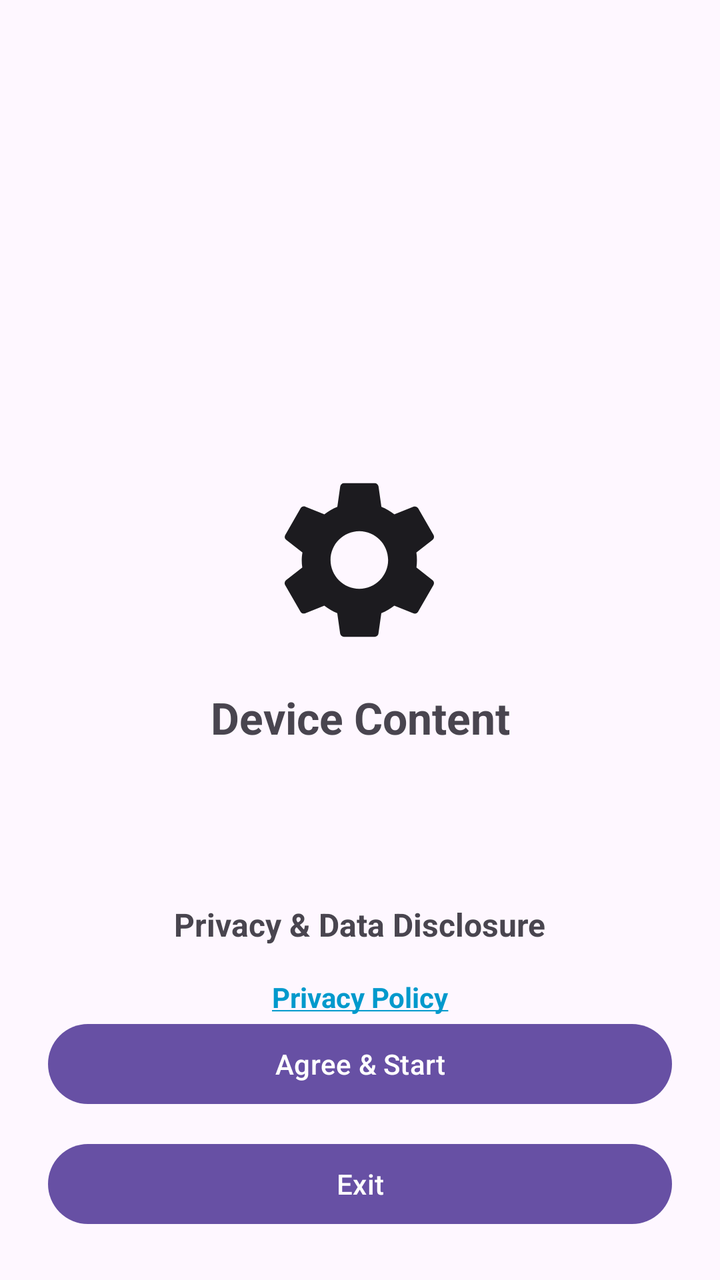
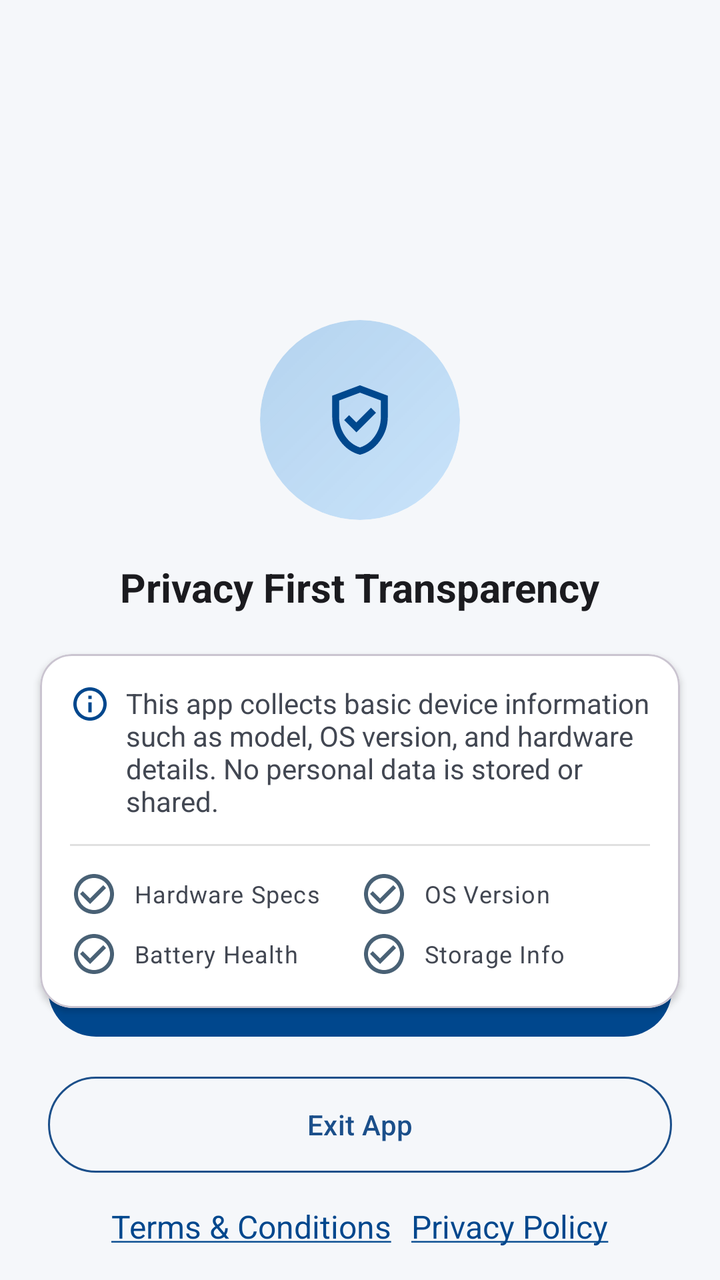

The first picture is an Android layout as it rendered before a commit; the second is the same layout after the commit. The layout source and the unified diff follow.
<!-- AndroidManifest.xml: application theme Theme.DeviceInfo -->
<!-- res/layout/fragment_intro.xml -->
<?xml version="1.0" encoding="utf-8"?>
<androidx.constraintlayout.widget.ConstraintLayout
    xmlns:android="http://schemas.android.com/apk/res/android"
    xmlns:app="http://schemas.android.com/apk/res-auto"
    android:layout_width="match_parent"
    android:layout_height="match_parent"
    android:padding="24dp">


    <ImageView
        android:id="@+id/imgIcon"
        android:layout_width="96dp"
        android:layout_height="96dp"
        android:layout_marginTop="208dp"
        android:contentDescription="App Icon"
        android:src="@drawable/ic_settings"
        app:layout_constraintEnd_toEndOf="parent"
        app:layout_constraintHorizontal_bias="0.498"
        app:layout_constraintStart_toStartOf="parent"
        app:layout_constraintTop_toTopOf="parent" />

    <com.google.android.material.textview.MaterialTextView
        android:id="@+id/txtAppName"
        android:layout_width="wrap_content"
        android:layout_height="wrap_content"
        android:layout_marginTop="16dp"
        android:text="Device Content"
        android:textSize="22sp"
        android:textStyle="bold"
        app:layout_constraintTop_toBottomOf="@id/imgIcon"
        app:layout_constraintStart_toStartOf="parent"
        app:layout_constraintEnd_toEndOf="parent" />

    
    <com.google.android.material.textview.MaterialTextView
        android:id="@+id/txtPrivacyHeader"
        android:layout_width="wrap_content"
        android:layout_height="wrap_content"
        android:text="Privacy &amp; Data Disclosure"
        android:textSize="16sp"
        android:textStyle="bold"
        android:layout_marginTop="78dp"
        app:layout_constraintTop_toBottomOf="@id/txtAppName"
        app:layout_constraintStart_toStartOf="parent"
        app:layout_constraintEnd_toEndOf="parent" />

    
    <com.google.android.material.textview.MaterialTextView
        android:id="@+id/txtPrivacyPolicy"
        android:layout_width="wrap_content"
        android:layout_height="wrap_content"
        android:text="@string/privacy_underlined"
        android:textColor="@android:color/holo_blue_dark"
        android:textSize="14sp"
        android:textStyle="bold"
        android:clickable="true"
        android:focusable="true"
        android:layout_marginTop="16dp"
        app:layout_constraintTop_toBottomOf="@id/txtPrivacyHeader"
        app:layout_constraintStart_toStartOf="parent"
        app:layout_constraintEnd_toEndOf="parent" />

    
    <com.google.android.material.textview.MaterialTextView
        android:id="@+id/txtTerms"
        android:layout_width="wrap_content"
        android:layout_height="wrap_content"
        android:text="@string/terms_underlined"
        android:textColor="@android:color/holo_blue_dark"
        android:textSize="14sp"
        android:textStyle="bold"
        android:clickable="true"
        android:focusable="true"
        android:layout_marginTop="8dp"
        app:layout_constraintTop_toBottomOf="@id/txtPrivacyPolicy"
        app:layout_constraintStart_toStartOf="parent"
        app:layout_constraintEnd_toEndOf="parent" />

    
    <com.google.android.material.button.MaterialButton
        android:id="@+id/btnAgree"
        android:layout_width="0dp"
        android:layout_height="wrap_content"
        android:text="Agree &amp; Start"
        app:layout_constraintStart_toStartOf="parent"
        app:layout_constraintEnd_toEndOf="parent"
        app:layout_constraintBottom_toTopOf="@id/btnExit"
        android:layout_marginBottom="12dp" />

    
    <com.google.android.material.button.MaterialButton
        android:id="@+id/btnExit"
        android:layout_width="0dp"
        android:layout_height="wrap_content"
        android:text="Exit"
        app:layout_constraintStart_toStartOf="parent"
        app:layout_constraintEnd_toEndOf="parent"
        app:layout_constraintBottom_toBottomOf="parent" />

</androidx.constraintlayout.widget.ConstraintLayout>
<!-- resources referenced by this layout -->
<resources>
  <!-- drawable ic_settings (drawable) -->
  <vector xmlns:android="http://schemas.android.com/apk/res/android"
      android:width="24dp"
      android:height="24dp"
      android:tint="@color/colorOnSurface"
      android:viewportWidth="24"
      android:viewportHeight="24">
  
      <path
          android:fillColor="@android:color/white"
          android:pathData="M19.14,12.94c0.04,-0.3 0.06,-0.61 0.06,-0.94c0,-0.32 -0.02,-0.64 -0.07,-0.94l2.03,-1.58c0.18,-0.14 0.23,-0.41 0.12,-0.61l-1.92,-3.32c-0.12,-0.22 -0.37,-0.29 -0.59,-0.22l-2.39,0.96c-0.5,-0.38 -1.03,-0.7 -1.62,-0.94L14.4,2.81c-0.04,-0.24 -0.24,-0.41 -0.48,-0.41h-3.84c-0.24,0 -0.43,0.17 -0.47,0.41L9.25,5.35C8.66,5.59 8.12,5.92 7.63,6.29L5.24,5.33c-0.22,-0.08 -0.47,0 -0.59,0.22L2.74,8.87C2.62,9.08 2.66,9.34 2.86,9.48l2.03,1.58C4.84,11.36 4.8,11.69 4.8,12s0.02,0.64 0.07,0.94l-2.03,1.58c-0.18,0.14 -0.23,0.41 -0.12,0.61l1.92,3.32c0.12,0.22 0.37,0.29 0.59,0.22l2.39,-0.96c0.5,0.38 1.03,0.7 1.62,0.94l0.36,2.54c0.05,0.24 0.24,0.41 0.48,0.41h3.84c0.24,0 0.44,-0.17 0.47,-0.41l0.36,-2.54c0.59,-0.24 1.13,-0.56 1.62,-0.94l2.39,0.96c0.22,0.08 0.47,0 0.59,-0.22l1.92,-3.32c0.12,-0.22 0.07,-0.47 -0.12,-0.61L19.14,12.94zM12,15.6c-1.98,0 -3.6,-1.62 -3.6,-3.6s1.62,-3.6 3.6,-3.6s3.6,1.62 3.6,3.6S13.98,15.6 12,15.6z" />
  
  </vector>
  <string name="privacy_underlined"><u>Privacy Policy</u></string>
  <string name="terms_underlined"><u>Terms &amp; Services</u></string>
  <color name="colorOnSurface">#1C1B1F</color>
  <color name="colorPrimary">#6750A4</color>
  <color name="colorPrimaryVariant">#21005D</color>
  <color name="colorSecondary">#625B71</color>
  <color name="colorSecondaryVariant">#7D5260</color>
  <color name="colorSurface">#FEF7FF</color>
  <color name="colorSurfaceVariant">#E7E0EC</color>
  <color name="colorOnSurfaceVariant">#49454F</color>
  <!-- unchanged entries left out for length: 1 -->
</resources>

<!-- the commit's change to res/layout/fragment_intro.xml (unified diff, before → after) -->
@@ -1,100 +1,235 @@
 <?xml version="1.0" encoding="utf-8"?>
-<androidx.constraintlayout.widget.ConstraintLayout
-    xmlns:android="http://schemas.android.com/apk/res/android"
+<androidx.constraintlayout.widget.ConstraintLayout xmlns:android="http://schemas.android.com/apk/res/android"
     xmlns:app="http://schemas.android.com/apk/res-auto"
     android:layout_width="match_parent"
     android:layout_height="match_parent"
-    android:padding="24dp">
+    android:background="#F5F7FA">
 
 
     <ImageView
-        android:id="@+id/imgIcon"
-        android:layout_width="96dp"
-        android:layout_height="96dp"
-        android:layout_marginTop="208dp"
-        android:contentDescription="App Icon"
-        android:src="@drawable/ic_settings"
-        app:layout_constraintEnd_toEndOf="parent"
-        app:layout_constraintHorizontal_bias="0.498"
+        android:id="@+id/iconContainer"
+        android:layout_width="100dp"
+        android:layout_height="100dp"
+        android:layout_gravity="center"
+        android:layout_marginTop="160dp"
+        android:src="@drawable/ic_shield_check"
+        app:layout_constraintEnd_toEndOf="parent"
         app:layout_constraintStart_toStartOf="parent"
         app:layout_constraintTop_toTopOf="parent" />
 
-    <com.google.android.material.textview.MaterialTextView
-        android:id="@+id/txtAppName"
+    
+    <TextView
+        android:id="@+id/titleText"
         android:layout_width="wrap_content"
         android:layout_height="wrap_content"
-        android:layout_marginTop="16dp"
-        android:text="Device Content"
-        android:textSize="22sp"
+        android:layout_marginTop="20dp"
+        android:text="Privacy First Transparency"
+        android:textColor="#1B1B1F"
+        android:textSize="20sp"
         android:textStyle="bold"
-        app:layout_constraintTop_toBottomOf="@id/imgIcon"
-        app:layout_constraintStart_toStartOf="parent"
-        app:layout_constraintEnd_toEndOf="parent" />
-
-    
-    <com.google.android.material.textview.MaterialTextView
-        android:id="@+id/txtPrivacyHeader"
-        android:layout_width="wrap_content"
+        app:layout_constraintEnd_toEndOf="parent"
+        app:layout_constraintStart_toStartOf="parent"
+        app:layout_constraintTop_toBottomOf="@id/iconContainer" />
+
+    
+    <com.google.android.material.card.MaterialCardView
+        android:id="@+id/infoCard"
+        android:layout_width="0dp"
         android:layout_height="wrap_content"
-        android:text="Privacy &amp; Data Disclosure"
-        android:textSize="16sp"
-        android:textStyle="bold"
-        android:layout_marginTop="78dp"
-        app:layout_constraintTop_toBottomOf="@id/txtAppName"
-        app:layout_constraintStart_toStartOf="parent"
-        app:layout_constraintEnd_toEndOf="parent" />
-
-    
-    <com.google.android.material.textview.MaterialTextView
-        android:id="@+id/txtPrivacyPolicy"
-        android:layout_width="wrap_content"
-        android:layout_height="wrap_content"
-        android:text="@string/privacy_underlined"
-        android:textColor="@android:color/holo_blue_dark"
-        android:textSize="14sp"
-        android:textStyle="bold"
-        android:clickable="true"
-        android:focusable="true"
-        android:layout_marginTop="16dp"
-        app:layout_constraintTop_toBottomOf="@id/txtPrivacyHeader"
-        app:layout_constraintStart_toStartOf="parent"
-        app:layout_constraintEnd_toEndOf="parent" />
-
-    
-    <com.google.android.material.textview.MaterialTextView
-        android:id="@+id/txtTerms"
-        android:layout_width="wrap_content"
-        android:layout_height="wrap_content"
-        android:text="@string/terms_underlined"
-        android:textColor="@android:color/holo_blue_dark"
-        android:textSize="14sp"
-        android:textStyle="bold"
-        android:clickable="true"
-        android:focusable="true"
-        android:layout_marginTop="8dp"
-        app:layout_constraintTop_toBottomOf="@id/txtPrivacyPolicy"
-        app:layout_constraintStart_toStartOf="parent"
-        app:layout_constraintEnd_toEndOf="parent" />
+        android:layout_margin="20dp"
+        android:backgroundTint="@color/white"
+        android:padding="16dp"
+        app:cardCornerRadius="16dp"
+        app:cardElevation="2dp"
+        app:contentPadding="15dp"
+        app:layout_constraintEnd_toEndOf="parent"
+        app:layout_constraintStart_toStartOf="parent"
+        app:layout_constraintTop_toBottomOf="@id/titleText">
+
+        <LinearLayout
+            android:layout_width="match_parent"
+            android:layout_height="wrap_content"
+            android:orientation="vertical">
+
+            
+            <LinearLayout
+                android:layout_width="match_parent"
+                android:layout_height="wrap_content"
+                android:orientation="horizontal">
+
+                <ImageView
+                    android:layout_width="20dp"
+                    android:layout_height="20dp"
+                    android:src="@drawable/ic_info_outline"
+                    app:tint="#00478D" />
+
+                <TextView
+                    android:layout_width="0dp"
+                    android:layout_height="wrap_content"
+                    android:layout_marginStart="8dp"
+                    android:layout_weight="1"
+                    android:text="This app collects basic device information such as model, OS version, and hardware details. No personal data is stored or shared."
+                    android:textColor="#424752"
+                    android:textSize="14sp" />
+            </LinearLayout>
+
+            
+            <View
+                android:layout_width="match_parent"
+                android:layout_height="1dp"
+                android:layout_marginVertical="12dp"
+                android:background="#E0E0E0" />
+
+            
+            <LinearLayout
+                android:layout_width="match_parent"
+                android:layout_height="wrap_content"
+                android:orientation="vertical">
+
+                <LinearLayout
+                    android:layout_width="match_parent"
+                    android:layout_height="wrap_content"
+                    android:orientation="horizontal"
+                    android:weightSum="2">
+
+                    <com.google.android.material.textview.MaterialTextView
+                        android:layout_width="0dp"
+                        android:layout_height="wrap_content"
+                        android:layout_weight="1"
+                        android:drawableStart="@drawable/ic_check_circle_outline"
+                        android:drawablePadding="8dp"
+                        android:drawableTint="#496175"
+                        android:gravity="center_vertical"
+                        android:text="Hardware Specs"
+                        android:textAppearance="?attr/textAppearanceBodySmall"
+                        android:textColor="#424752" />
+
+                    <com.google.android.material.textview.MaterialTextView
+                        android:layout_width="0dp"
+                        android:layout_height="wrap_content"
+                        android:layout_weight="1"
+                        android:drawableStart="@drawable/ic_check_circle_outline"
+
+                        android:drawablePadding="8dp"
+                        android:drawableTint="#496175"
+                        android:gravity="center_vertical"
+
+                        android:text="OS Version"
+                        android:textAppearance="?attr/textAppearanceBodySmall"
+                        android:textColor="#424752" />
+
+                </LinearLayout>
+
+                <LinearLayout
+                    android:layout_width="match_parent"
+                    android:layout_height="wrap_content"
+                    android:layout_marginTop="6dp"
+                    android:orientation="horizontal"
+                    android:weightSum="2">
+
+                    <com.google.android.material.textview.MaterialTextView
+                        android:layout_width="0dp"
+                        android:layout_height="wrap_content"
+                        android:layout_weight="1"
+                        android:drawableStart="@drawable/ic_check_circle_outline"
+
+                        android:drawablePadding="8dp"
+                        android:drawableTint="#496175"
+                        android:gravity="center_vertical"
+
+                        android:text="Battery Health"
+                        android:textAppearance="?attr/textAppearanceBodySmall"
+                        android:textColor="#424752" />
+
+                    <com.google.android.material.textview.MaterialTextView
+                        android:layout_width="0dp"
+                        android:layout_height="wrap_content"
+                        android:layout_weight="1"
+                        android:drawableStart="@drawable/ic_check_circle_outline"
+
+                        android:drawablePadding="8dp"
+                        android:drawableTint="#496175"
+                        android:gravity="center_vertical"
+
+                        android:text="Storage Info"
+                        android:textAppearance="?attr/textAppearanceBodySmall"
+                        android:textColor="#424752" />
+                </LinearLayout>
+
+            </LinearLayout>
+
+        </LinearLayout>
+
+    </com.google.android.material.card.MaterialCardView>
 
     
     <com.google.android.material.button.MaterialButton
         android:id="@+id/btnAgree"
         android:layout_width="0dp"
-        android:layout_height="wrap_content"
-        android:text="Agree &amp; Start"
-        app:layout_constraintStart_toStartOf="parent"
-        app:layout_constraintEnd_toEndOf="parent"
+        android:layout_height="56dp"
+        android:layout_marginHorizontal="24dp"
+        android:layout_marginBottom="12dp"
+        android:text="@string/agree_continue"
+        android:textAllCaps="false"
+        android:textColor="@android:color/white"
+        app:backgroundTint="#00478D"
+        app:cornerRadius="28dp"
+        app:icon="@drawable/ic_arrow_forward"
+        app:iconGravity="textEnd"
         app:layout_constraintBottom_toTopOf="@id/btnExit"
-        android:layout_marginBottom="12dp" />
+        app:layout_constraintEnd_toEndOf="parent"
+        app:layout_constraintStart_toStartOf="parent" />
 
     
     <com.google.android.material.button.MaterialButton
         android:id="@+id/btnExit"
         android:layout_width="0dp"
+        android:layout_height="56dp"
+        android:layout_marginHorizontal="24dp"
+        android:layout_marginBottom="12dp"
+        android:text="Exit App"
+        android:textAllCaps="false"
+        android:textColor="#1B4F8A"
+        app:backgroundTint="@android:color/transparent"
+        app:cornerRadius="28dp"
+        app:layout_constraintBottom_toTopOf="@id/footerLinks"
+        app:layout_constraintEnd_toEndOf="parent"
+        app:layout_constraintStart_toStartOf="parent"
+        app:strokeColor="#1B4F8A"
+        app:strokeWidth="1dp" />
+
+    
+    <LinearLayout
+        android:id="@+id/footerLinks"
+        android:layout_width="wrap_content"
         android:layout_height="wrap_content"
-        android:text="Exit"
-        app:layout_constraintStart_toStartOf="parent"
-        app:layout_constraintEnd_toEndOf="parent"
-        app:layout_constraintBottom_toBottomOf="parent" />
+        android:layout_marginBottom="16dp"
+        android:orientation="horizontal"
+        app:layout_constraintBottom_toBottomOf="parent"
+        app:layout_constraintEnd_toEndOf="parent"
+        app:layout_constraintStart_toStartOf="parent">
+
+        <com.google.android.material.textview.MaterialTextView
+            android:id="@+id/termsAndConditionsText"
+            android:layout_width="wrap_content"
+            android:layout_height="wrap_content"
+            android:text="@string/terms_and_conditions"
+            android:textColor="#00478D"
+            android:textSize="16sp" />
+
+        <TextView
+            android:layout_width="wrap_content"
+            android:layout_height="wrap_content"
+            android:text="   " />
+
+        <com.google.android.material.textview.MaterialTextView
+            android:id="@+id/privacyPolicyText"
+            android:layout_width="wrap_content"
+            android:layout_height="wrap_content"
+            android:text="@string/privacy_underlined"
+            android:textColor="#00478D"
+            android:textSize="16sp" />
+
+    </LinearLayout>
 
 </androidx.constraintlayout.widget.ConstraintLayout>
<!-- resource entries referenced after the edit -->
@@ -1,20 +1,61 @@
 <!-- resources referenced by this layout -->
 <resources>
-  <!-- drawable ic_settings (drawable) -->
+  <color name="white">#FFFFFFFF</color>
+  <!-- drawable ic_arrow_forward (drawable) -->
+  <vector xmlns:android="http://schemas.android.com/apk/res/android" android:autoMirrored="true" android:height="24dp" android:tint="#FFFFFF" android:viewportHeight="24" android:viewportWidth="24" android:width="24dp">
+        
+      <path android:fillColor="@android:color/white" android:pathData="M12,4l-1.41,1.41L16.17,11H4v2h12.17l-5.58,5.59L12,20l8,-8z"/>
+      
+  </vector>
+  <!-- drawable ic_check_circle_outline (drawable) -->
+  <vector xmlns:android="http://schemas.android.com/apk/res/android" android:height="24dp" android:tint="#FFFFFF" android:viewportHeight="24" android:viewportWidth="24" android:width="24dp">
+        
+      <path android:fillColor="@android:color/white" android:pathData="M16.59,7.58L10,14.17l-3.59,-3.58L5,12l5,5 8,-8zM12,2C6.48,2 2,6.48 2,12s4.48,10 10,10 10,-4.48 10,-10S17.52,2 12,2zM12,20c-4.42,0 -8,-3.58 -8,-8s3.58,-8 8,-8 8,3.58 8,8 -3.58,8 -8,8z"/>
+      
+  </vector>
+  <!-- drawable ic_info_outline (drawable) -->
+  <vector xmlns:android="http://schemas.android.com/apk/res/android" android:height="24dp" android:tint="#FFFFFF" android:viewportHeight="24" android:viewportWidth="24" android:width="24dp">
+        
+      <path android:fillColor="@android:color/white" android:pathData="M11,7h2v2h-2V7zM11,11h2v6h-2V11zM12,2C6.48,2 2,6.48 2,12s4.48,10 10,10s10,-4.48 10,-10S17.52,2 12,2zM12,20c-4.41,0 -8,-3.59 -8,-8s3.59,-8 8,-8s8,3.59 8,8S16.41,20 12,20z"/>
+      
+  </vector>
+  <!-- drawable ic_shield_check (drawable) -->
   <vector xmlns:android="http://schemas.android.com/apk/res/android"
-      android:width="24dp"
-      android:height="24dp"
-      android:tint="@color/colorOnSurface"
-      android:viewportWidth="24"
-      android:viewportHeight="24">
-  
+      xmlns:aapt="http://schemas.android.com/aapt"
+      android:width="192dp"
+      android:height="192dp"
+      android:viewportWidth="192"
+      android:viewportHeight="192">
+    <group>
+      <clip-path
+          android:pathData="M96,0L96,0A96,96 0,0 1,192 96L192,96A96,96 0,0 1,96 192L96,192A96,96 0,0 1,0 96L0,96A96,96 0,0 1,96 0z"/>
       <path
-          android:fillColor="@android:color/white"
-          android:pathData="M19.14,12.94c0.04,-0.3 0.06,-0.61 0.06,-0.94c0,-0.32 -0.02,-0.64 -0.07,-0.94l2.03,-1.58c0.18,-0.14 0.23,-0.41 0.12,-0.61l-1.92,-3.32c-0.12,-0.22 -0.37,-0.29 -0.59,-0.22l-2.39,0.96c-0.5,-0.38 -1.03,-0.7 -1.62,-0.94L14.4,2.81c-0.04,-0.24 -0.24,-0.41 -0.48,-0.41h-3.84c-0.24,0 -0.43,0.17 -0.47,0.41L9.25,5.35C8.66,5.59 8.12,5.92 7.63,6.29L5.24,5.33c-0.22,-0.08 -0.47,0 -0.59,0.22L2.74,8.87C2.62,9.08 2.66,9.34 2.86,9.48l2.03,1.58C4.84,11.36 4.8,11.69 4.8,12s0.02,0.64 0.07,0.94l-2.03,1.58c-0.18,0.14 -0.23,0.41 -0.12,0.61l1.92,3.32c0.12,0.22 0.37,0.29 0.59,0.22l2.39,-0.96c0.5,0.38 1.03,0.7 1.62,0.94l0.36,2.54c0.05,0.24 0.24,0.41 0.48,0.41h3.84c0.24,0 0.44,-0.17 0.47,-0.41l0.36,-2.54c0.59,-0.24 1.13,-0.56 1.62,-0.94l2.39,0.96c0.22,0.08 0.47,0 0.59,-0.22l1.92,-3.32c0.12,-0.22 0.07,-0.47 -0.12,-0.61L19.14,12.94zM12,15.6c-1.98,0 -3.6,-1.62 -3.6,-3.6s1.62,-3.6 3.6,-3.6s3.6,1.62 3.6,3.6S13.98,15.6 12,15.6z" />
-  
+          android:pathData="M96,0L96,0A96,96 0,0 1,192 96L192,96A96,96 0,0 1,96 192L96,192A96,96 0,0 1,0 96L0,96A96,96 0,0 1,96 0z"
+          android:fillColor="#C9E3FA"/>
+      <path
+          android:pathData="M92.5,107.83L111.33,89L106.58,84.25L92.5,98.33L85.5,91.33L80.75,96.08L92.5,107.83V107.83M96,129.33C88.28,127.39 81.9,122.96 76.88,116.04C71.85,109.13 69.33,101.44 69.33,93V72.67L96,62.67L122.67,72.67V93C122.67,101.44 120.15,109.13 115.13,116.04C110.1,122.96 103.72,127.39 96,129.33V129.33M96,122.33C101.78,120.5 106.56,116.83 110.33,111.33C114.11,105.83 116,99.72 116,93V77.25L96,69.75L76,77.25V93C76,99.72 77.89,105.83 81.67,111.33C85.44,116.83 90.22,120.5 96,122.33V122.33M96,96V96V96V96V96V96V96V96V96V96"
+          android:fillColor="#00478D"/>
+      <path
+          android:pathData="M0,0h192v192h-192z"
+          android:strokeAlpha="0.1"
+          android:fillAlpha="0.1">
+        <aapt:attr name="android:fillColor">
+          <gradient
+              android:startX="0"
+              android:startY="0"
+              android:endX="192"
+              android:endY="192"
+              android:type="linear">
+            <item android:offset="0" android:color="#FF00478D"/>
+            <item android:offset="1" android:color="#0000478D"/>
+          </gradient>
+        </aapt:attr>
+      </path>
+    </group>
   </vector>
+  <string name="agree_continue">Agree &amp; Continue</string>
   <string name="privacy_underlined"><u>Privacy Policy</u></string>
-  <string name="terms_underlined"><u>Terms &amp; Services</u></string>
+  <string name="terms_and_conditions"><u>Terms &amp; Conditions</u></string>
   <color name="colorOnSurface">#1C1B1F</color>
   <color name="colorPrimary">#6750A4</color>
   <color name="colorPrimaryVariant">#21005D</color>
